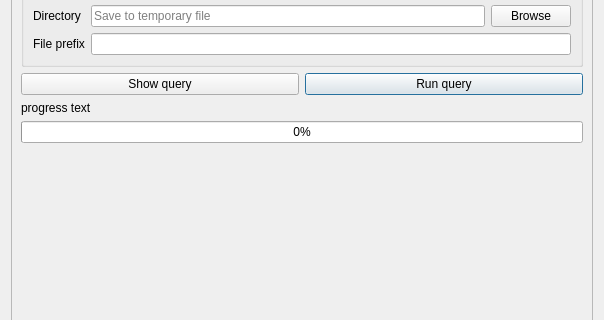
3liz/QuickOSM, file ui/quick_query.ui: the form before one commit; both pictures show x 0 to 604 and y 311 to 631 of the 604 by 866 pixel window.
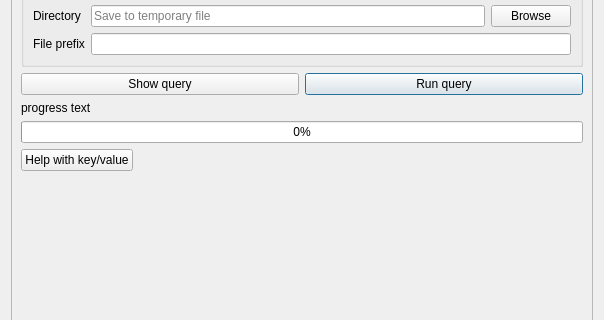
The form after the commit. Icons and pictures are not drawn. Custom widgets are drawn as their Qt base class.

```diff
--- a/ui/quick_query.ui
+++ b/ui/quick_query.ui
@@ -411,6 +411,30 @@
          </property>
         </widget>
        </item>
+       <item>
+        <layout class="QHBoxLayout" name="horizontalLayout_4">
+         <item>
+          <widget class="QPushButton" name="pushButton_mapFeatures">
+           <property name="text">
+            <string>Help with key/value</string>
+           </property>
+          </widget>
+         </item>
+         <item>
+          <spacer name="horizontalSpacer">
+           <property name="orientation">
+            <enum>Qt::Horizontal</enum>
+           </property>
+           <property name="sizeHint" stdset="0">
+            <size>
+             <width>40</width>
+             <height>20</height>
+            </size>
+           </property>
+          </spacer>
+         </item>
+        </layout>
+       </item>
        <item>
         <spacer name="verticalSpacer">
          <property name="orientation">
```
